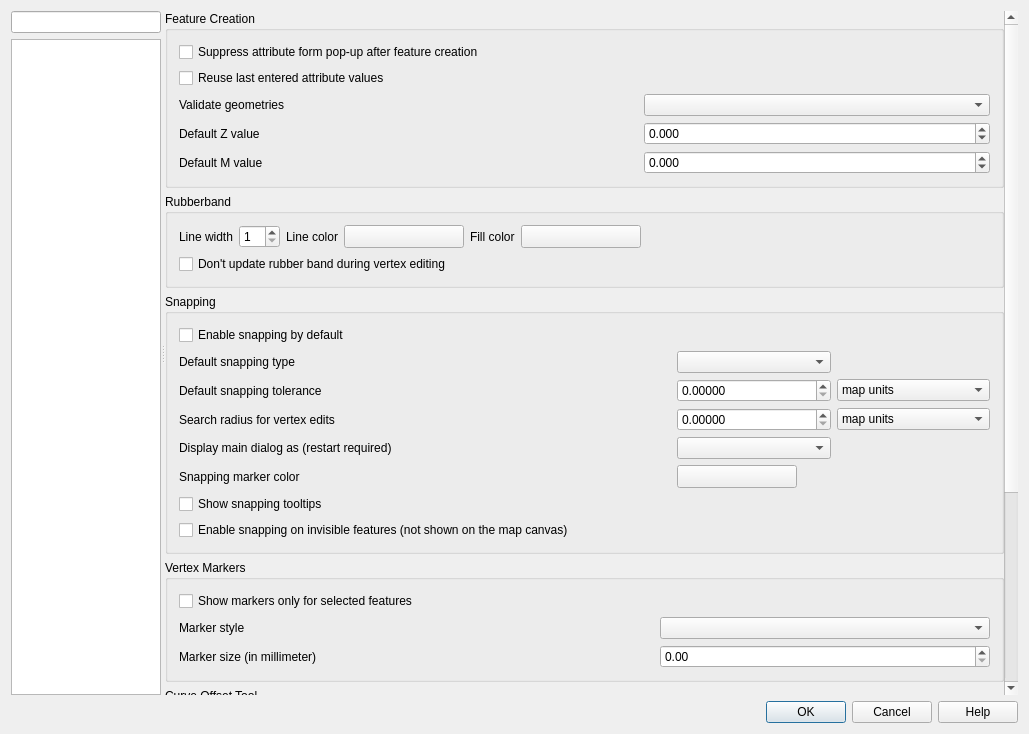
This is src/ui/qgsoptionsbase.ui in qgis/QGIS as Qt 5 draws it before an edit. The edited form follows.
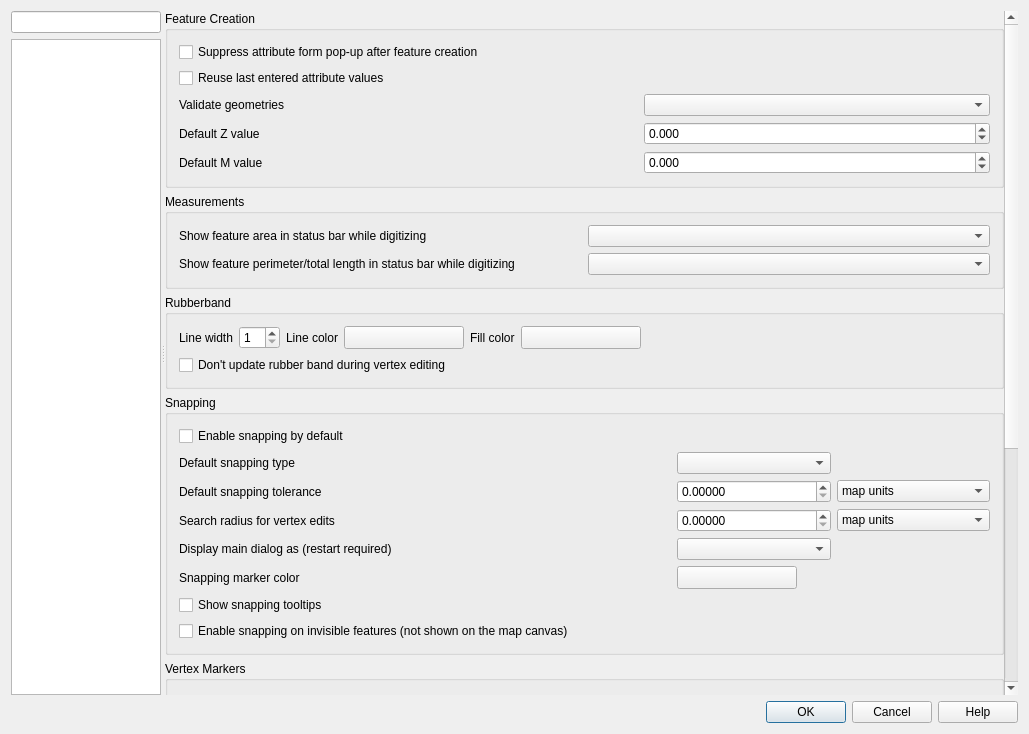
This is the edited form. The open tabs and pages were chosen to show the change. Icons and pictures are not drawn. Custom widgets are drawn as their Qt base class.

Commit message:
Add setting to show area/total length or perimeter measures in status bar while digitizing
Like the equivalent CAD float setting, these measures can be
individually controlled to hide them, or show in either ellipsoidal
or cartesian calculations

```diff
--- a/src/ui/qgsoptionsbase.ui
+++ b/src/ui/qgsoptionsbase.ui
@@ -3778,6 +3778,35 @@
                  </layout>
                 </widget>
                </item>
+               <item>
+                <widget class="QgsCollapsibleGroupBox" name="groupBox_5">
+                 <property name="title">
+                  <string>Measurements</string>
+                 </property>
+                 <layout class="QGridLayout" name="gridLayout_22">
+                  <item row="1" column="0">
+                   <widget class="QLabel" name="label_35">
+                    <property name="text">
+                     <string>Show feature perimeter/total length in status bar while digitizing</string>
+                    </property>
+                   </widget>
+                  </item>
+                  <item row="0" column="0">
+                   <widget class="QLabel" name="label_34_a">
+                    <property name="text">
+                     <string>Show feature area in status bar while digitizing</string>
+                    </property>
+                   </widget>
+                  </item>
+                  <item row="0" column="1">
+                   <widget class="QComboBox" name="mComboStatusAreaDisplay"/>
+                  </item>
+                  <item row="1" column="1">
+                   <widget class="QComboBox" name="mComboStatusLengthDisplay"/>
+                  </item>
+                 </layout>
+                </widget>
+               </item>
                <item>
                 <widget class="QgsCollapsibleGroupBox" name="mRubberBandGroupBox">
                  <property name="title">
```
Left out of the diff: 2 changed lines with no effect on the pictures. The commit also changes 5 other files.
